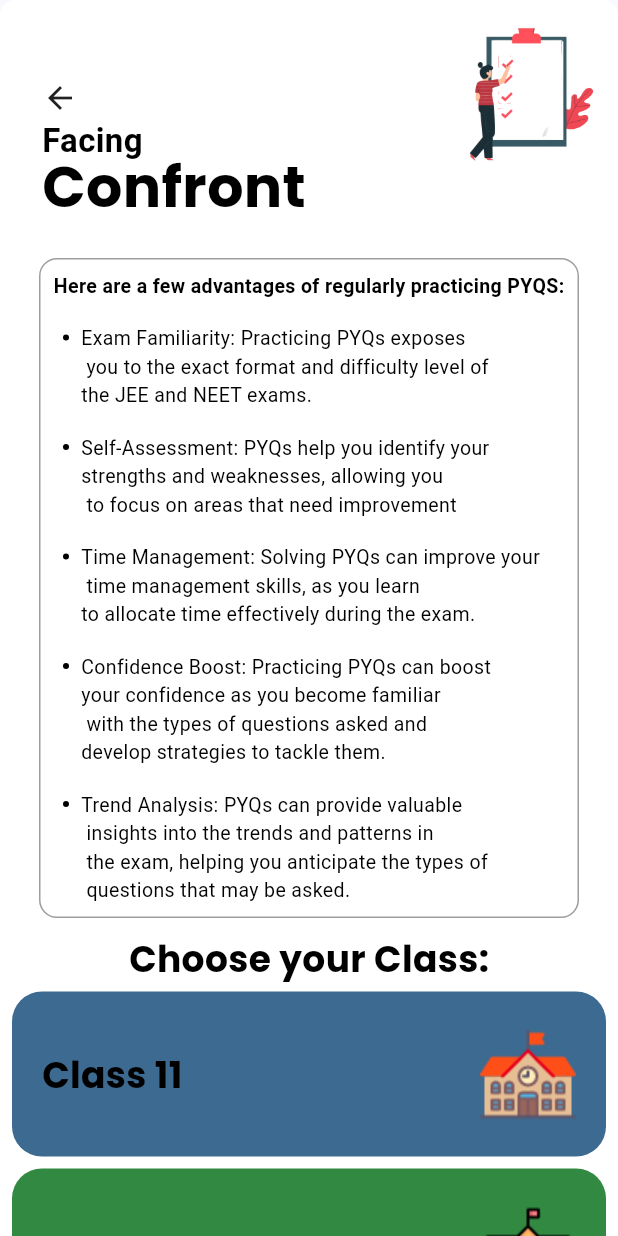
After one commit to Sushant2504/AchieveX-App, a Flutter app: the MindMapScreen screen opened directly, on a phone screen of 412 x 824 dp. The commit adds this screen. Run offline on Flutter 3.47's test engine with Material 3 defaults, Android fonts, the phone set to English and light mode, and no system bars; our stand-ins replace audioplayers, avatar_glow, awesome_notifications, carousel_slider, circular_countdown_timer, confetti and 24 more; missing offline and left inert: appinio_video_player, chat_gpt_sdk, flame, flame_audio, flutter_cached_pdfview, flutter_timer_countdown and 4 more; accounts and stored records are empty; Roboto replaces fonts that are missing (Prompt-Bold, Promt, Promt-Bold); project files that could hold a hidden picture were left out.

Commit message:
files added

```diff
--- /dev/null
+++ b/lib/screens/MindMap/mindmap_screen.dart
@@ -0,0 +1,338 @@
+import 'package:achievex/utils/routes/routes_name.dart';
+import 'package:flutter/material.dart';
+
+class MindMapScreen extends StatefulWidget {
+  @override
+  _MindMapScreenState createState() => _MindMapScreenState();
+}
+
+class _MindMapScreenState extends State<MindMapScreen> {
+  @override
+  Widget build(BuildContext context) {
+    return Scaffold(
+      body: SingleChildScrollView(
+        child: Container(
+          decoration: const BoxDecoration(
+            color: Colors.white,
+            borderRadius: BorderRadius.all(Radius.circular(10.0)),
+          ),
+          child: Padding(
+            padding: const EdgeInsets.all(8.0),
+            child: Column(
+              mainAxisAlignment: MainAxisAlignment.end,
+              crossAxisAlignment: CrossAxisAlignment.center,
+              children: [
+                Container(
+                  margin: const EdgeInsets.only(left: 20),
+                  child: Stack(
+                    children: [
+                      InkWell(
+                        onTap: () => {Navigator.pop(context)},
+                        child: const Padding(
+                          padding: EdgeInsets.only(top: 45.0),
+                          child: Icon(Icons.arrow_back),
+                        ),
+                      ),
+                      const Padding(
+                        padding: EdgeInsets.only(top: 70.0),
+                        child: Text(
+                          'Facing',
+                          style: TextStyle(
+                            fontWeight: FontWeight.w600,
+                            fontFamily: 'Prompt-Bold',
+                            fontSize: 22,
+                            color: Colors.black,
+                          ),
+                        ),
+                      ),
+                      const Padding(
+                        padding: EdgeInsets.only(top: 90.0),
+                        child: Text(
+                          'Confront',
+                          style: TextStyle(
+                            fontWeight: FontWeight.w600,
+                            // fontFamily: 'Prompt-Bold',
+                            fontSize: 38,
+                            color: Colors.black,
+                          ),
+                        ),
+                      ),
+                      Align(
+                        alignment: Alignment.centerRight,
+                        child: Image.asset(
+                          'assets/images/question_in.png',
+                          height: 110,
+                        ),
+                      ),
+                    ],
+                  ),
+                ),
+                Container(
+                  decoration: BoxDecoration(
+                    borderRadius: BorderRadius.circular(12),
+                    border: Border.all(
+                      color: Colors.grey,
+                    ),
+                  ),
+                  margin: const EdgeInsets.only(top: 20, right: 18, left: 18),
+                  child: Column(
+                    children: [
+                      const Padding(
+                        padding: EdgeInsets.all(8.0),
+                        child: Text(
+                          'Here are a few advantages of regularly practicing PYQS:',
+                          style: TextStyle(
+                              fontFamily: 'Promt-Bold',
+                              fontWeight: FontWeight.w600,
+                              color: Colors.black,
+                              fontSize: 13),
+                        ),
+                      ),
+                      Row(
+                        crossAxisAlignment: CrossAxisAlignment.start,
+                        children: [
+                          Container(
+                            margin: const EdgeInsets.only(left: 15, top: 15),
+                            height: 4,
+                            width: 4,
+                            decoration: BoxDecoration(
+                              borderRadius: BorderRadius.circular(20),
+                              color: Colors.black,
+                            ),
+                          ),
+                          const Padding(
+                            padding: EdgeInsets.all(8.0),
+                            child: Text(
+                              'Exam Familiarity: Practicing PYQs exposes \n you to the exact format and difficulty level of \nthe JEE and NEET exams.',
+                              style: TextStyle(
+                                fontFamily: 'Promt',
+                                fontWeight: FontWeight.w400,
+                                color: Colors.black,
+                                fontSize: 13,
+                              ),
+                            ),
+                          ),
+                        ],
+                      ),
+                      Row(
+                        crossAxisAlignment: CrossAxisAlignment.start,
+                        children: [
+                          Container(
+                            margin: const EdgeInsets.only(left: 15, top: 15),
+                            height: 4,
+                            width: 4,
+                            decoration: BoxDecoration(
+                              borderRadius: BorderRadius.circular(20),
+                              color: Colors.black,
+                            ),
+                          ),
+                          const Padding(
+                            padding: EdgeInsets.all(8.0),
+                            child: Text(
+                              'Self-Assessment: PYQs help you identify your \nstrengths and weaknesses, allowing you \n to focus on areas that need improvement',
+                              style: TextStyle(
+                                  fontFamily: 'Promt',
+                                  fontWeight: FontWeight.w400,
+                                  color: Colors.black,
+                                  fontSize: 13),
+                            ),
+                          ),
+                        ],
+                      ),
+                      Row(
+                        crossAxisAlignment: CrossAxisAlignment.start,
+                        children: [
+                          Container(
+                            margin: const EdgeInsets.only(left: 15, top: 15),
+                            height: 4,
+                            width: 4,
+                            decoration: BoxDecoration(
+                              borderRadius: BorderRadius.circular(20),
+                              color: Colors.black,
+                            ),
+                          ),
+                          const Padding(
+                            padding: EdgeInsets.all(8.0),
+                            child: Text(
+                              'Time Management: Solving PYQs can improve your\n time management skills, as you learn \nto allocate time effectively during the exam.',
+                              style: TextStyle(
+                                  fontFamily: 'Promt',
+                                  fontWeight: FontWeight.w400,
+                                  color: Colors.black,
+                                  fontSize: 13),
+                            ),
+                          ),
+                        ],
+                      ),
+                      Row(
+                        crossAxisAlignment: CrossAxisAlignment.start,
+                        children: [
+                          Container(
+                            margin: const EdgeInsets.only(left: 15, top: 15),
+                            height: 4,
+                            width: 4,
+                            decoration: BoxDecoration(
+                              borderRadius: BorderRadius.circular(20),
+                              color: Colors.black,
+                            ),
+                          ),
+                          const Padding(
+                            padding: EdgeInsets.all(8.0),
+                            child: Text(
+                              'Confidence Boost: Practicing PYQs can boost \nyour confidence as you become familiar \n with the types of questions asked and \ndevelop strategies to tackle them.',
+                              style: TextStyle(
+                                  fontFamily: 'Promt',
+                                  fontWeight: FontWeight.w400,
+                                  color: Colors.black,
+                                  fontSize: 13),
+                            ),
+                          ),
+                        ],
+                      ),
+                      Row(
+                        crossAxisAlignment: CrossAxisAlignment.start,
+                        children: [
+                          Container(
+                            margin: const EdgeInsets.only(left: 15, top: 15),
+                            height: 4,
+                            width: 4,
+                            decoration: BoxDecoration(
+                              borderRadius: BorderRadius.circular(20),
+                              color: Colors.black,
+                            ),
+                          ),
+                          const Padding(
+                            padding: EdgeInsets.all(8.0),
+                            child: Text(
+                              'Trend Analysis: PYQs can provide valuable \n insights into the trends and patterns in \n the exam, helping you anticipate the types of \n questions that may be asked.',
+                              style: TextStyle(
+                                  fontFamily: 'Promt',
+                                  fontWeight: FontWeight.w400,
+                                  color: Colors.black,
+                                  fontSize: 13),
+                            ),
+                          ),
+                        ],
+                      ),
+                    ],
+                  ),
+                ),
+                const Padding(
+                  padding: EdgeInsets.only(top: 10.0),
+                  child: Text(
+                    'Choose your Class:',
+                    style: TextStyle(
+                      fontWeight: FontWeight.w600,
+                      fontSize: 24,
+                      color: Colors.black,
+                    ),
+                  ),
+                ),
+                const SizedBox(
+                  height: 5,
+                ),
+                InkWell(
+                    onTap: () =>
+                        Navigator.pushNamed(context, RoutesName.class1),
+                    child: CustomCard(
+                        imagePath: "assets/images/11th_class.png",
+                        title: "Class 11",
+                        containerColor:
+                            const Color.fromARGB(255, 60, 106, 145))),
+                const SizedBox(
+                  height: 8.0,
+                ),
+                InkWell(
+                  onTap: () => Navigator.pushNamed(context, RoutesName.class2),
+                  child: CustomCard(
+                      imagePath: "assets/images/12th_class.png",
+                      title: "Class 12",
+                      containerColor: const Color.fromARGB(255, 50, 137, 65)),
+                ),
+              ],
+            ),
+          ),
+        ),
+      ),
+    );
+  }
+
+  Widget BottomButton(var height, var width, BuildContext context) {
+    return Container(
+      height: height * 0.2,
+      width: width * 0.9,
+      decoration: BoxDecoration(
+          color: Colors.blue,
+          borderRadius: BorderRadius.circular(10.0),
+          boxShadow: [
+            BoxShadow(
+              color: Colors.grey.withOpacity(0.5),
+              spreadRadius: 5,
+              blurRadius: 7,
+              offset: const Offset(0, 3), // changes
+            ),
+          ]),
+
+         child: Row(
+            mainAxisAlignment: MainAxisAlignment.center,
+            crossAxisAlignment: CrossAxisAlignment.center,
+
+             children: [
+
+                   Center(
+                       child: Text(
+                           "Create Your MindMap",
+                           style: TextStyle(
+                              fontSize: 18,
+                              fontWeight: FontWeight.bold,
+                              color: Colors.white,
+                           ),
+                       ),
+                   ),
+             ]
+         ),
+    );
+  }
+
+  Widget CustomCard({
+    required String imagePath,
+    bool isPremium = false,
+    required String title,
+    required Color containerColor,
+    Color textColor = Colors.black,
+  }) {
+    return Center(
+      child: Container(
+        height: 110,
+        width: 470,
+        decoration: BoxDecoration(
+          color: containerColor,
+          borderRadius: BorderRadius.circular(20),
+        ),
+        child: Row(
+          mainAxisAlignment: MainAxisAlignment.start,
+          children: [
+            const SizedBox(width: 20),
+            Column(
+              mainAxisAlignment: MainAxisAlignment.center,
+              crossAxisAlignment: CrossAxisAlignment.start,
+              children: [
+                Text(
+                  title,
+                  style: TextStyle(
+                    fontSize: 24,
+                    fontWeight: FontWeight.bold,
+                    color: textColor,
+                  ),
+                ),
+              ],
+            ),
+            const Spacer(),
+            Image.asset(imagePath),
+            const SizedBox(width: 20),
+          ],
+        ),
+      ),
+    );
+  }
+}
```
Also changed, not shown: lib/screens/question_bank/constants.dart (+61 -5 lines), lib/screens/question_bank/question_bank_screen.dart (+52 -66 lines).
